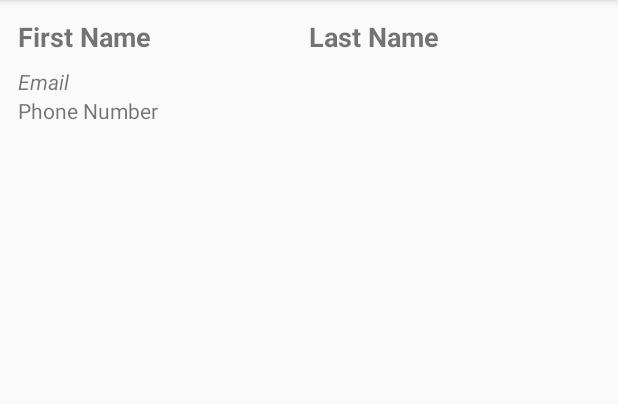
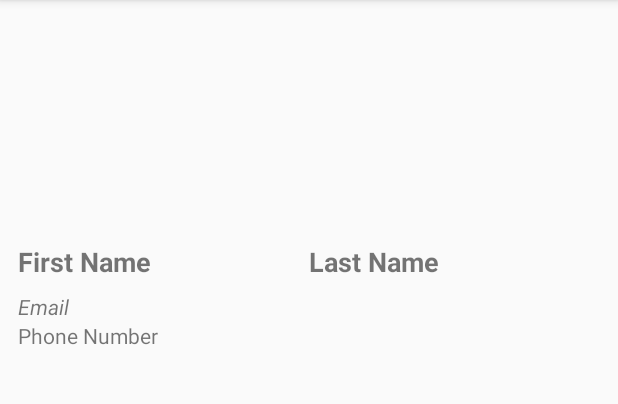
Before and after one commit to babineax/Class3, an Android app: the DisplayActivity screen opened directly, with no data from a screen before it, on a phone screen of 412 x 824 dp, the part 84-488 px from its top. Run offline under Robolectric (Android 15) with nearby library versions, the phone set to English and light mode, and no system bars.

Commit message:
Passing data between activities using intents, Using Image view,Using Objects

```diff
--- a/app/src/main/java/com/dev/class3/DisplayActivity.java
+++ b/app/src/main/java/com/dev/class3/DisplayActivity.java
@@ -1,13 +1,41 @@
 package com.dev.class3;
 
+import android.content.Intent;
+import android.os.Bundle;
 import android.support.v7.app.AppCompatActivity;
-import android.os.Bundle;
+import android.widget.ImageView;
+import android.widget.TextView;
 
 public class DisplayActivity extends AppCompatActivity {
 
+
+    private TextView txtFirstName, txtLastName, txtPhone, txtEmail, txtPassword, txtConfirmPassword;
+
+    private ImageView imgProfile;
     @Override
     protected void onCreate(Bundle savedInstanceState) {
         super.onCreate(savedInstanceState);
         setContentView(R.layout.activity_display);
+
+
+        imgProfile = findViewById(R.id.img_profile_image);
+        txtFirstName = findViewById(R.id.txt_first_name);
+        txtLastName = findViewById(R.id.txt_lastname);
+        txtPhone = findViewById(R.id.txt_phone);
+        txtEmail = findViewById(R.id.txt_email);
+
+
+        Intent i = getIntent();
+        User us = (User) i.getSerializableExtra("data");
+        if (us != null) {
+            txtFirstName.setText(us.getFirstName());
+            txtLastName.setText(us.getLastName());
+            txtPhone.setText(us.getPhone());
+            txtEmail.setText(us.getEmail());
+
+            imgProfile.setImageResource(R.drawable.imagetest);
+
+        }
+
     }
 }
--- a/app/src/main/java/com/dev/class3/Utils.java
+++ b/app/src/main/java/com/dev/class3/Utils.java
@@ -51,4 +51,5 @@ public class Utils {
         }
     }
 
+
 }
--- a/app/src/main/res/layout/activity_display.xml
+++ b/app/src/main/res/layout/activity_display.xml
@@ -1,7 +1,5 @@
 <?xml version="1.0" encoding="utf-8"?>
-<LinearLayout
-    xmlns:android="http://schemas.android.com/apk/res/android"
-    xmlns:app="http://schemas.android.com/apk/res-auto"
+<LinearLayout xmlns:android="http://schemas.android.com/apk/res/android"
     xmlns:tools="http://schemas.android.com/tools"
     android:layout_width="match_parent"
     android:orientation="vertical"
@@ -11,6 +9,12 @@
     tools:context=".DisplayActivity">
 
 
+    <ImageView
+        android:id="@+id/img_profile_image"
+        android:layout_width="150dp"
+        android:layout_height="150dp"
+        android:layout_gravity="center_horizontal"
+        android:scaleType="fitCenter" />
     <LinearLayout
         android:orientation="horizontal"
         android:layout_width="match_parent"
```
Also changed, not shown: app/src/main/java/com/dev/class3/LoginActivity.java (+28 -1 lines), app/src/main/java/com/dev/class3/MainActivity.java (+18 -5 lines), app/src/main/java/com/dev/class3/User.java (added, +69 -0 lines), app/src/main/res/drawable/imagetest.png (added).
